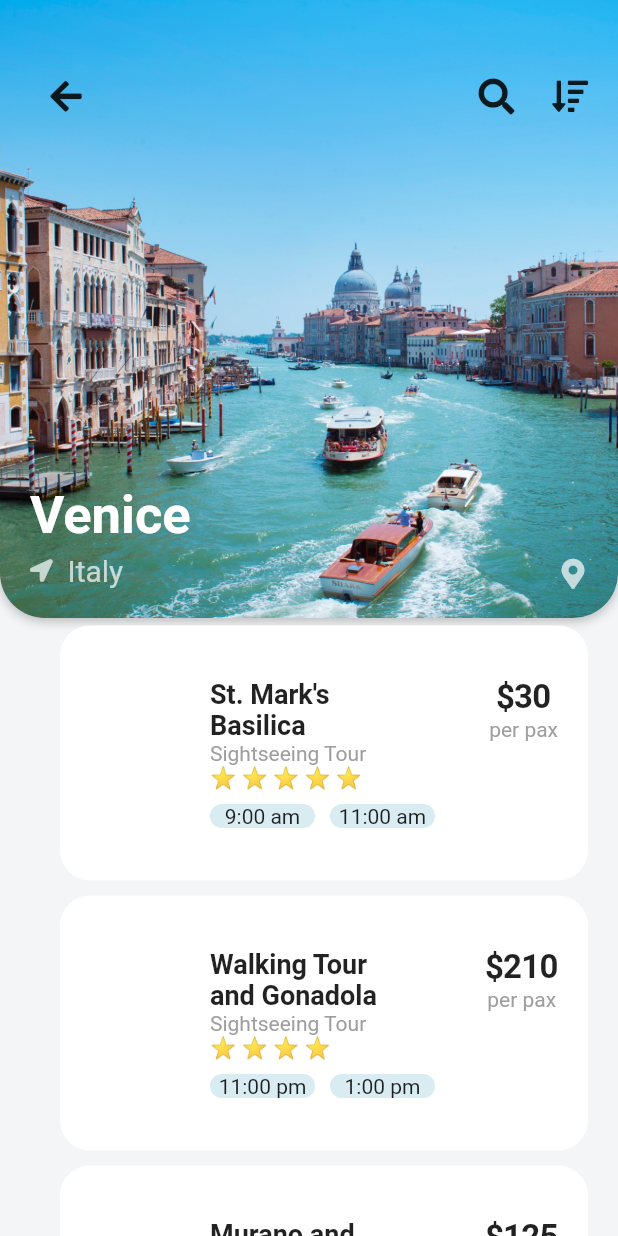
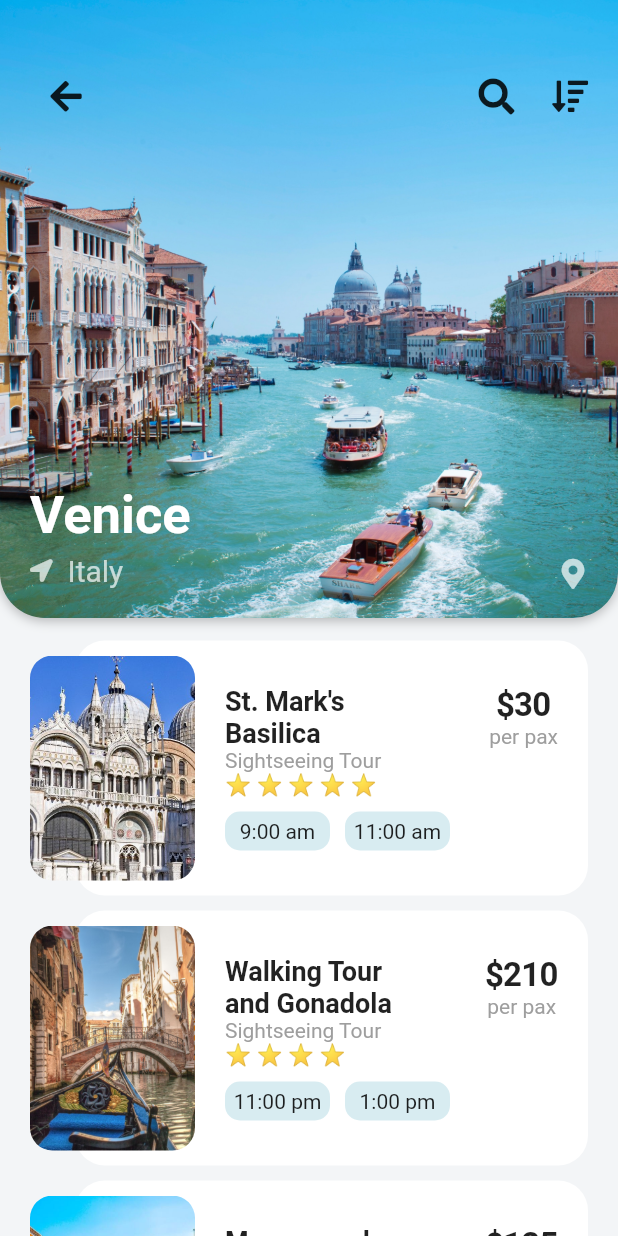
Before and after one commit to GustavoNeri02/travel_ui, a Flutter app: the screen it shows after launch, after a tap on an icon or button, on a phone screen of 412 x 824 dp. Run offline on Flutter 3.47's test engine with Material 2 defaults, Android fonts, the phone set to English and light mode, and no system bars; our stand-ins replace font_awesome_flutter; network calls fail.

```diff
--- a/lib/screens/destination_screen.dart
+++ b/lib/screens/destination_screen.dart
@@ -130,13 +130,15 @@ class _DestinationScreenState extends State<DestinationScreen> {
           ),
           Expanded(
             child: ListView.builder(
+                physics: BouncingScrollPhysics(),
+                padding: EdgeInsets.only(top: 10, bottom: 20),
                 itemCount: widget.destination.activities.length,
                 itemBuilder: (BuildContext context, int index) {
                   Activity activity = widget.destination.activities[index];
                   return Stack(
                     children: [
                       Container(
-                        margin: EdgeInsets.fromLTRB(40, 5, 20, 5),
+                        margin: EdgeInsets.fromLTRB(50, 5, 20, 5),
                         height: 170,
                         width: double.infinity,
                         decoration: BoxDecoration(
@@ -195,6 +197,7 @@ class _DestinationScreenState extends State<DestinationScreen> {
                               Row(
                                 children: [
                                   Container(
+                                    padding: EdgeInsets.all(5),
                                     width: 70,
                                     decoration: BoxDecoration(
                                       color: Theme.of(context).accentColor,
@@ -209,6 +212,7 @@ class _DestinationScreenState extends State<DestinationScreen> {
                                     width: 10,
                                   ),
                                   Container(
+                                    padding: EdgeInsets.all(5),
                                     width: 70,
                                     decoration: BoxDecoration(
                                       color: Theme.of(context).accentColor,
@@ -225,6 +229,19 @@ class _DestinationScreenState extends State<DestinationScreen> {
                           ),
                         ),
                       ),
+                      Positioned(
+                        left: 20,
+                        top: 15,
+                        bottom: 15,
+                        child: ClipRRect(
+                          borderRadius: BorderRadius.circular(15),
+                          child: Image.asset(
+                            activity.imageUrl,
+                            width: 110,
+                            fit: BoxFit.cover,
+                          ),
+                        ),
+                      )
                     ],
                   );
                 }),
--- a/lib/widgets/destination_carousel.dart
+++ b/lib/widgets/destination_carousel.dart
@@ -41,6 +41,7 @@ class DestinationCarousel extends StatelessWidget {
         Container(
           height: 300,
           child: ListView.builder(
+            physics: BouncingScrollPhysics(),
             scrollDirection: Axis.horizontal,
             itemCount: destinations.length,
             itemBuilder: (BuildContext context, int index) {
--- a/lib/widgets/hotel_carousel.dart
+++ b/lib/widgets/hotel_carousel.dart
@@ -39,6 +39,7 @@ class HotelCarousel extends StatelessWidget {
         Container(
           height: 300,
           child: ListView.builder(
+            physics: BouncingScrollPhysics(),
             scrollDirection: Axis.horizontal,
             itemCount: hotels.length,
             itemBuilder: (BuildContext context, int index) {
```
